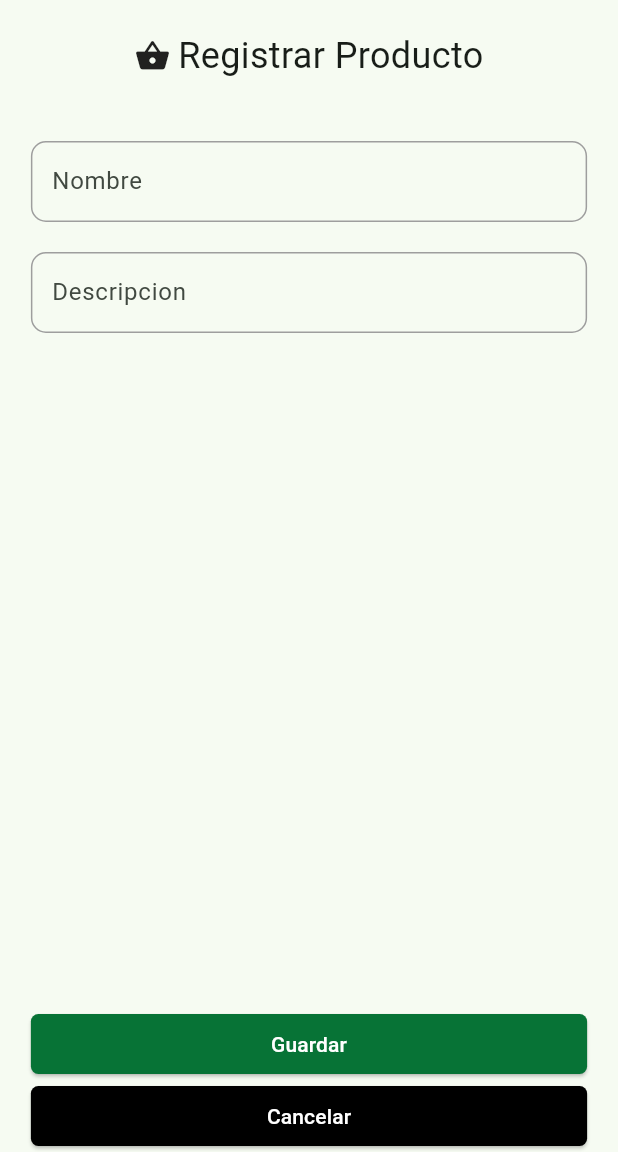
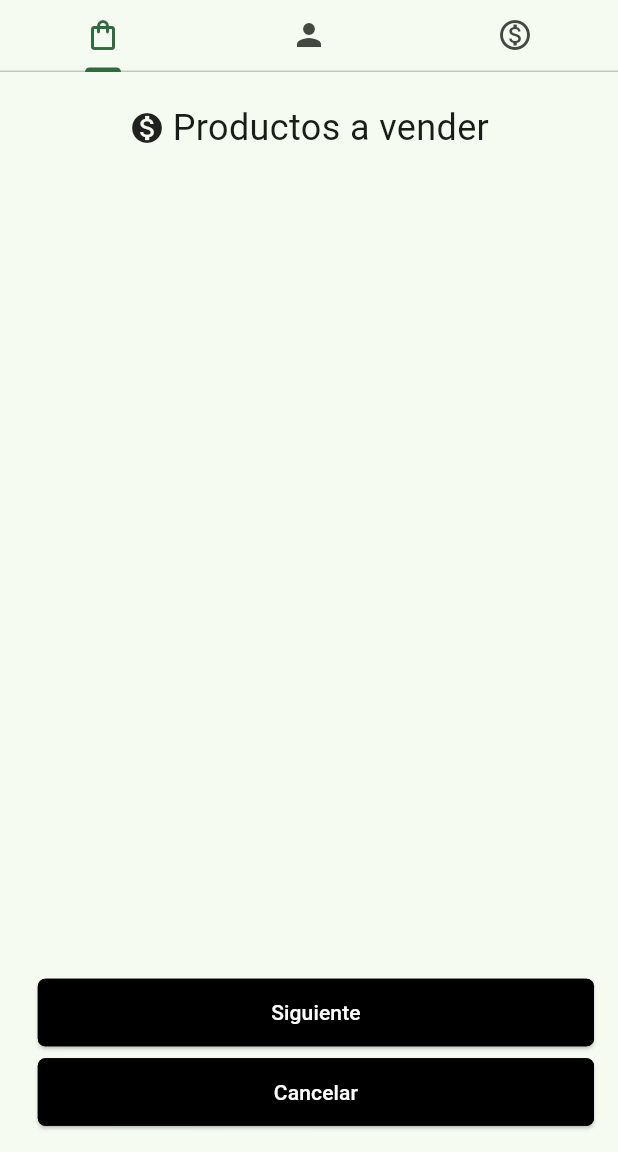
Before and after one commit to florezSena/LemonMovil, a Flutter app: the screen it shows after launch, scrolled down 243 dp, after a tap on the "add" icon, on a phone screen of 412 x 824 dp, the part 84-1236 px from its top. Run offline on Flutter 3.47's test engine with Material 3 defaults, Android fonts, the light colour scheme and no system bars; network calls fail.

Commit message:
en el main agregamos routes por si las necesitamos en un futuro, creamos la vista de crear venta la cual tenemos que mover los floatingActionButtons a cada uno de las sub vistas y revisar que si de el cancelar venta que ahora funciona con un showModalBottomSheet que es lo mejor de modales, creamos el carrito de venta solo para mirar como funciona el tapBar y en alertas agregamos el nuevo modal

```diff
--- a/lib/main.dart
+++ b/lib/main.dart
@@ -3,6 +3,7 @@ import 'package:lemonapp/pages/layout/layout_componentes.dart';
 import 'package:lemonapp/pages/layout/layout_index.dart';
 import 'package:lemonapp/providers/productos_provider.dart';
 import 'package:lemonapp/providers/metodos_provider.dart';
+import 'package:lemonapp/providers/ventas_provider.dart';
 import 'package:provider/provider.dart';
 
 void main() {
@@ -11,7 +12,7 @@ void main() {
       providers: [
         ChangeNotifierProvider(create: (_) => MetodosProvider()),
         ChangeNotifierProvider(create: (_) => ProductosProvider()),
-
+        ChangeNotifierProvider(create: (_) => VentasProvider()),
       ],
       child: const MyApp(),
     ),
@@ -23,12 +24,14 @@ class MyApp extends StatelessWidget {
   @override
   Widget build(BuildContext context) {
     return   MaterialApp(
+      routes: {
+        '/':(context) =>const LayoutIndex()
+      },
       theme: ThemeData(
         colorScheme: ColorScheme.fromSeed(seedColor: primaryColor),
         useMaterial3: true,
       ),
-      debugShowCheckedModeBanner: false,
-      home:const LayoutIndex(),
+      debugShowCheckedModeBanner: false
     );
   }
 }
--- a/lib/pages/layout/layout_index.dart
+++ b/lib/pages/layout/layout_index.dart
@@ -12,7 +12,7 @@ class LayoutIndex extends StatefulWidget {
 }
 
 class _LayoutIndex extends State<LayoutIndex> {
-  int _pageActual=0;
+  int _pageActual=1;
 
   final List<Widget> _pagesList= [
     const PrdouctosIndex(),
--- /dev/null
+++ b/lib/pages/ventas/crear_venta.dart
@@ -0,0 +1,125 @@
+import 'package:flutter/material.dart';
+import 'package:lemonapp/models/detalles_venta.dart';
+import 'package:lemonapp/models/producto.dart';
+import 'package:lemonapp/pages/layout/layout_componentes.dart';
+import 'package:lemonapp/pages/ventas/crear_venta/carrito_venta.dart';
+import 'package:lemonapp/providers/ventas_provider.dart';
+import 'package:lemonapp/widgets/alertas_widget.dart';
+import 'package:provider/provider.dart';
+
+class CrearVenta extends StatefulWidget {
+  const CrearVenta({super.key});
+
+  @override
+  State<CrearVenta> createState() => _CrearVentaState();
+}
+
+class _CrearVentaState extends State<CrearVenta>with SingleTickerProviderStateMixin {
+  late final TabController _tabController = TabController(length: 3, vsync: this);
+
+  @override
+  void dispose() {
+    _tabController.dispose();
+    super.dispose();
+  }
+  @override
+  Widget build(BuildContext context) {
+    bool isCarrito=context.watch<VentasProvider>().carritoVentaGet;
+    bool isCliente=context.watch<VentasProvider>().clienteVentaGet;
+    bool ventaCancelada=false;
+    return DefaultTabController(
+      length: 3,
+      child: PopScope(
+        canPop: false,
+        onPopInvoked: (didPop) {
+          //Que quermeos hacer cuando salgamos de la pagina
+          if(ventaCancelada==false){
+            alertaCancelarVenta(context).then((value){
+              if(value){
+                ventaCancelada=true;
+                Navigator.pop(context);
+              }else{
+                ventaCancelada=false;
+              }
+            });
+          }
+        },
+        child: Scaffold(
+          appBar:const CustomAppBar(),
+          body: Column(
+            children: [
+              TabBar(
+                controller: _tabController,
+                tabs:const [
+                  Tab(icon: Icon(Icons.shopping_bag_outlined),),
+                  Tab(icon: Icon(Icons.person),),
+                  Tab(icon: Icon(Icons.monetization_on_outlined),),
+                ],
+                onTap: (value) {
+                  if(isCarrito==false){
+                    _tabController.index=0;
+                  }else if(isCliente==false && value==2){
+                    _tabController.index=1;
+                  }
+                },
+              ),
+              Expanded(
+                child: TabBarView(
+                  controller: _tabController,
+                  physics:const NeverScrollableScrollPhysics(),
+                  children: const[
+                    CarritoVenta(),
+                    Text("2",),
+                    Text("3",),
+                  ]
+                ),
+              )
+            ],
+          ),
+          floatingActionButton: SizedBox(
+            width: MediaQuery.of(context).size.width * 0.9,
+            child: Column(
+              mainAxisAlignment: MainAxisAlignment.end,
+              children: [
+                ElevatedButton(
+                  onPressed: (){
+                    context.read<VentasProvider>().addProductCarrito(DetallesVenta(1, 1, 1, 1, 1, 1, Producto(1, "nombre", 1, 1, "descripcion", 1)));
+                  },
+                  style: ElevatedButton.styleFrom(
+                    minimumSize:const Size(double.infinity,45),
+                    backgroundColor: isCarrito==true?primaryColor:Colors.black,
+                    side:BorderSide(color: isCarrito==true?primaryColor:Colors.black,width: 1),
+                    shape: RoundedRectangleBorder(
+                    borderRadius: BorderRadius.circular(5),
+                  ),
+                  ),
+                  child:const Text("Siguiente", style: TextStyle(color: Colors.white),),
+                ),
+                const Padding(padding: EdgeInsets.only(top: 5)),
+                ElevatedButton(
+                  onPressed: (){
+                    alertaCancelarVenta(context).then((value) {
+                      if(value){
+                        ventaCancelada=true;
+                        Navigator.pop(context);
+                      }
+                    });
+                  },
+                  style: ElevatedButton.styleFrom(
+                    minimumSize:const Size(double.infinity,45),
+                    backgroundColor: Colors.black,
+                    side:const BorderSide(color: Colors.black,width: 1),
+                    shape: RoundedRectangleBorder(
+                    borderRadius: BorderRadius.circular(5),
+                  ),
+                  ),
+                  child:const Text("Cancelar", style: TextStyle(color: Colors.white),),
+                ),
+              ],
+            ),
+          ),
+        ),
+      ),
+    );
+  }
+}
--- /dev/null
+++ b/lib/pages/ventas/crear_venta/carrito_venta.dart
@@ -0,0 +1,34 @@
+import 'package:flutter/material.dart';
+class CarritoVenta extends StatefulWidget {
+  const CarritoVenta({super.key});
+
+  @override
+  State<CarritoVenta> createState() => _CarritoVentaState();
+}
+
+class _CarritoVentaState extends State<CarritoVenta> {
+  @override
+  Widget build(BuildContext context) {
+    return Scaffold(
+      body: Center(
+        child: SizedBox(
+          width: MediaQuery.of(context).size.width * 0.9,
+          child: Column(
+            children: [
+              Container(
+                margin:const EdgeInsets.only(top: 20.0),
+                child:const Row(
+                  mainAxisAlignment: MainAxisAlignment.center,
+                  children: [
+                    Icon(Icons.monetization_on),
+                    Padding(padding: EdgeInsets.only(left: 5)),
+                    Text("Productos a vender", style: TextStyle(fontSize: 24.0),),
+                  ],
+                )),
+            ],
+          )
+        )
+      ),
+    );
+  }
+}
--- a/lib/pages/ventas/ventas_index.dart
+++ b/lib/pages/ventas/ventas_index.dart
@@ -1,7 +1,9 @@
 import 'package:flutter/material.dart';
 import 'package:lemonapp/models/venta.dart';
 import 'package:lemonapp/pages/layout/layout_componentes.dart';
+import 'package:lemonapp/pages/ventas/crear_venta.dart';
 import 'package:lemonapp/services/service_venta.dart';
+import 'package:lemonapp/widgets/retroceder.dart';
 import 'package:lemonapp/widgets/venta_card.dart'; //Para formaterar la fecha a dipo hora:minuto
 class VentasIndex extends StatefulWidget {
   const VentasIndex({super.key});
@@ -141,7 +143,10 @@ class _VentasIndexState extends State<VentasIndex> {
         ),
         floatingActionButton: FloatingActionButton(
           onPressed: (){
-
+            Navigator.push(
+              context,
+              SlidePageRoute(page:const CrearVenta()),
+            );
           },
           backgroundColor: primaryColor,
           foregroundColor: Colors.white,
--- /dev/null
+++ b/lib/providers/ventas_provider.dart
@@ -0,0 +1,62 @@
+import 'package:flutter/material.dart';
+import 'package:lemonapp/models/cliente.dart';
+import 'package:lemonapp/models/detalles_venta.dart';
+
+class VentasProvider with ChangeNotifier{
+  bool _carritoVenta = false;
+  bool _clienteVenta = false;
+  bool _ventaCancelada = false;
+
+
+  List<DetallesVenta> productosAVender=[];
+  Cliente? cliente;
+
+  bool get carritoVentaGet=>_carritoVenta;
+
+  bool get clienteVentaGet=>_clienteVenta;
+
+  bool get ventaCanceladaGet=>_ventaCancelada;
+
+  void cancelarVenta(){
+    _clienteVenta=true;
+    notifyListeners();
+  }
+  void resetCancelarVenta(){
+    _clienteVenta=false;
+    notifyListeners();
+  }
+
+  void addCliente(Cliente cliente){
+    cliente = cliente;
+    _clienteVenta=true;
+    notifyListeners();
+  }
+
+  void deleteCliente(){
+    cliente = null;
+    _clienteVenta=false;
+    notifyListeners();
+  }
+
+  void addProductCarrito(DetallesVenta producto){
+    productosAVender.add(producto);
+    _carritoVenta=true;
+    notifyListeners();
+  }
+
+  void deleteProductCarrito(DetallesVenta producto){
+    productosAVender.remove(producto);
+    if(productosAVender.isEmpty){
+      _carritoVenta=false;
+    }
+    notifyListeners();
+  }
+  void deleteAllProductCarrito(){
+    productosAVender.clear();
+    _carritoVenta=false;
+    notifyListeners();
+  }
+
+
+
+}
```
Also changed, not shown: lib/widgets/alertas_widget.dart (+63 -3 lines).
